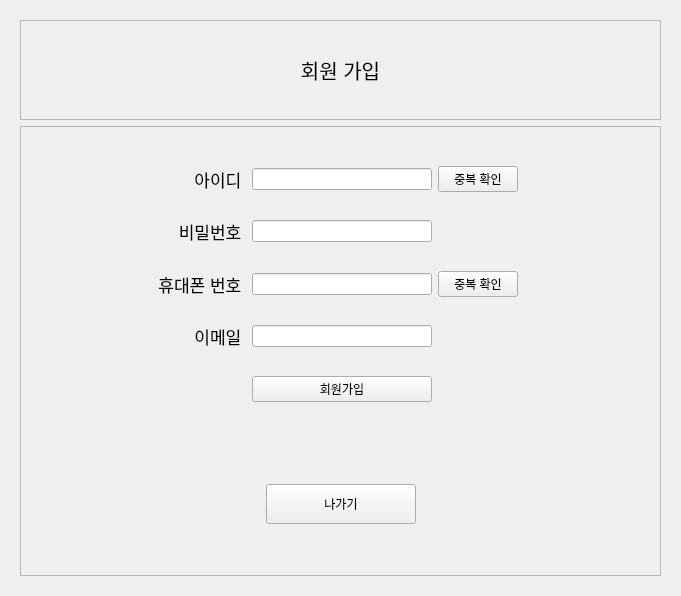
Old version of the form project5_webtoon/client/login.ui in the repository myeonghh/lms4_Project.
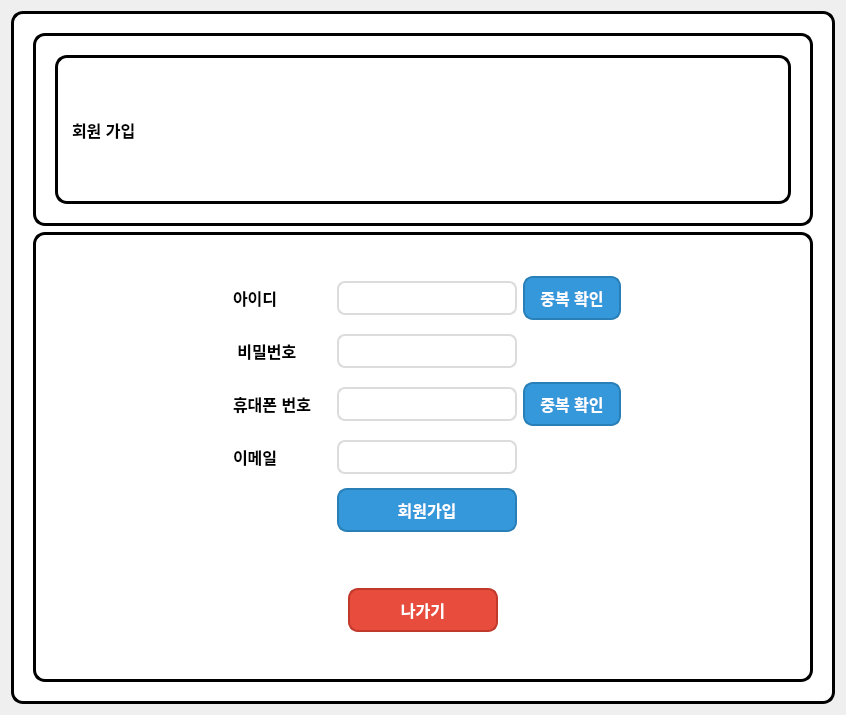
New version of the form. The open tabs and pages were chosen to show the change.

```diff
--- a/project5_webtoon/client/login.ui
+++ b/project5_webtoon/client/login.ui
@@ -6,13 +6,109 @@
    <rect>
     <x>0</x>
     <y>0</y>
-    <width>681</width>
-    <height>592</height>
+    <width>846</width>
+    <height>715</height>
    </rect>
   </property>
   <property name="windowTitle">
    <string>Form</string>
   </property>
+  <property name="styleSheet">
+   <string notr="true">QPushButton {
+    background-color: #3498db;
+    color: white;
+    border-radius: 5px;
+    padding: 5px 10px;
+}
+
+QPushButton:hover {
+    background-color: #2980b9;
+}
+QLabel {
+    padding: 5px;
+    margin: 0px;
+    font-size: 16px;
+	font-weight: bold;
+	color:black;
+    qproperty-alignment: AlignVCenter; /* 세로 중앙 정렬 */
+}
+
+
+
+/* 버튼 (중복 확인, 회원가입, 로그인, 나가기 등) */
+QPushButton {
+    background-color: #3498db; /* 파란색 */
+    color: white;
+    border: 2px solid #2980b9;
+    border-radius: 10px;
+    padding: 8px 15px;
+    font-size: 16px;
+    font-weight: bold;
+}
+
+QPushButton:hover {
+    background-color: #2980b9; /* 마우스를 올렸을 때 더 짙은 파란색 */
+}
+
+QPushButton:pressed {
+    background-color: #1f618d; /* 클릭했을 때 더 어두운 파란색 */
+    border: 2px solid #1f618d;
+}
+
+/* 입력 필드 (ID, 비밀번호, 휴대폰 번호, 이메일) */
+QLineEdit {
+    background-color: #ffffff;
+    color: black;
+    border: 2px solid #dcdcdc;
+    border-radius: 8px;
+    padding: 6px 10px;
+    font-size: 14px;
+}
+
+QLineEdit:focus {
+    border-color: #3498db; /* 포커스 시 파란색 테두리 */
+    outline: none;
+}
+
+/* 프레임 테두리 */
+QFrame {
+    border: 3px solid black;
+    border-radius: 12px;
+    padding: 10px;
+    background-color: #ffffff;
+}
+
+/* QLineEdit의 Placeholder 텍스트 */
+QLineEdit[placeholderText] {
+    color: #a0a0a0;
+    font-style: italic;
+}
+
+/* 나가기 버튼 */
+QPushButton#backBtn {
+    background-color: #e74c3c; /* 빨간색 */
+    border: 2px solid #c0392b;
+}
+
+QPushButton#backBtn_2{
+    background-color: #e74c3c; /* 빨간색 */
+    border: 2px solid #c0392b;
+}
+
+QPushButton#backBtn_3 {
+    background-color: #e74c3c; /* 빨간색 */
+    border: 2px solid #c0392b;
+}
+
+QPushButton#exitButton:hover {
+    background-color: #c0392b;
+}
+
+QPushButton#exitButton:pressed {
+    background-color: #96281b;
+}
+</string>
+  </property>
   <layout class="QGridLayout" name="gridLayout">
    <item row="0" column="1">
     <widget class="QStackedWidget" name="stackedWidget">
@@ -245,14 +341,15 @@
            <widget class="QLabel" name="label_4">
             <property name="font">
              <font>
-              <pointsize>15</pointsize>
+              <pointsize>-1</pointsize>
+              <bold>true</bold>
              </font>
             </property>
             <property name="text">
              <string>회원 가입</string>
             </property>
             <property name="alignment">
-             <set>Qt::AlignmentFlag::AlignCenter</set>
+             <set>Qt::AlignmentFlag::AlignVCenter</set>
             </property>
            </widget>
           </item>
@@ -298,14 +395,15 @@
               <widget class="QLabel" name="label_8">
                <property name="font">
                 <font>
-                 <pointsize>13</pointsize>
+                 <pointsize>-1</pointsize>
+                 <bold>true</bold>
                 </font>
                </property>
                <property name="text">
                 <string>이메일 </string>
                </property>
                <property name="alignment">
-                <set>Qt::AlignmentFlag::AlignRight|Qt::AlignmentFlag::AlignTrailing|Qt::AlignmentFlag::AlignVCenter</set>
+                <set>Qt::AlignmentFlag::AlignVCenter</set>
                </property>
               </widget>
              </item>
@@ -336,14 +434,15 @@
               <widget class="QLabel" name="label_5">
                <property name="font">
                 <font>
-                 <pointsize>13</pointsize>
+                 <pointsize>-1</pointsize>
+                 <bold>true</bold>
                 </font>
                </property>
                <property name="text">
                 <string>아이디 </string>
                </property>
                <property name="alignment">
-                <set>Qt::AlignmentFlag::AlignRight|Qt::AlignmentFlag::AlignTrailing|Qt::AlignmentFlag::AlignVCenter</set>
+                <set>Qt::AlignmentFlag::AlignVCenter</set>
                </property>
               </widget>
              </item>
@@ -365,14 +464,15 @@
               <widget class="QLabel" name="label_6">
                <property name="font">
                 <font>
-                 <pointsize>13</pointsize>
+                 <pointsize>-1</pointsize>
+                 <bold>true</bold>
                 </font>
                </property>
                <property name="text">
                 <string> 비밀번호 </string>
                </property>
                <property name="alignment">
-                <set>Qt::AlignmentFlag::AlignRight|Qt::AlignmentFlag::AlignTrailing|Qt::AlignmentFlag::AlignVCenter</set>
+                <set>Qt::AlignmentFlag::AlignVCenter</set>
                </property>
               </widget>
              </item>
@@ -390,14 +490,15 @@
               <widget class="QLabel" name="label_7">
                <property name="font">
                 <font>
-                 <pointsize>13</pointsize>
+                 <pointsize>-1</pointsize>
+                 <bold>true</bold>
                 </font>
                </property>
                <property name="text">
                 <string>휴대폰 번호 </string>
                </property>
                <property name="alignment">
-                <set>Qt::AlignmentFlag::AlignRight|Qt::AlignmentFlag::AlignTrailing|Qt::AlignmentFlag::AlignVCenter</set>
+                <set>Qt::AlignmentFlag::AlignVCenter</set>
                </property>
               </widget>
              </item>
```
Left out of the diff: 58 changed lines with no effect on the pictures.
